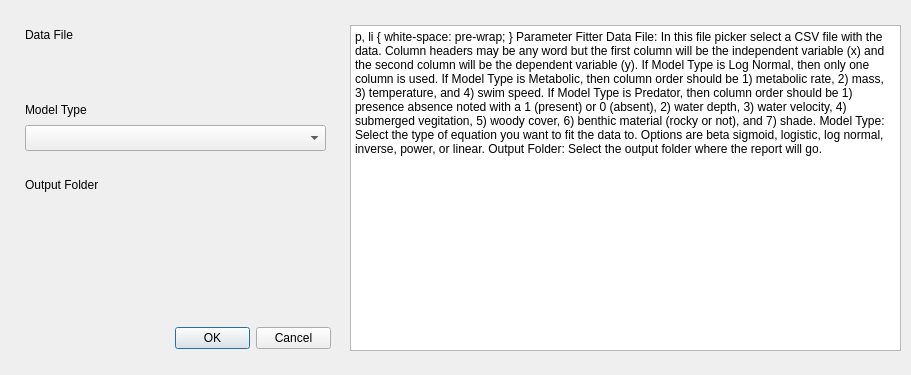
Before: the Qt Designer form profile/profiles/default/python/plugins/parameter_fitter/parameter_fitter_dialog_base.ui in pndphd/FHAST_2, drawn with Qt 5.
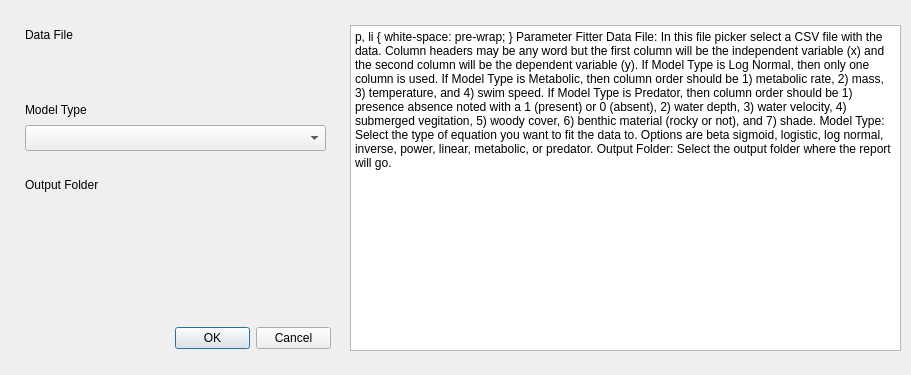
After: the same form once the commit is applied. Custom widgets are drawn as their Qt base class.

Patch:
```diff
--- a/profile/profiles/default/python/plugins/parameter_fitter/parameter_fitter_dialog_base.ui
+++ b/profile/profiles/default/python/plugins/parameter_fitter/parameter_fitter_dialog_base.ui
@@ -52,11 +52,11 @@
     <string>&lt;!DOCTYPE HTML PUBLIC &quot;-//W3C//DTD HTML 4.0//EN&quot; &quot;http://www.w3.org/TR/REC-html40/strict.dtd&quot;&gt;
 &lt;html&gt;&lt;head&gt;&lt;meta name=&quot;qrichtext&quot; content=&quot;1&quot; /&gt;&lt;style type=&quot;text/css&quot;&gt;
 p, li { white-space: pre-wrap; }
-&lt;/style&gt;&lt;/head&gt;&lt;body style=&quot; font-family:'MS Shell Dlg 2'; font-size:8.25pt; font-weight:400; font-style:normal;&quot;&gt;
+&lt;/style&gt;&lt;/head&gt;&lt;body style=&quot; font-family:'MS Shell Dlg 2'; font-size:12pt; font-weight:400; font-style:normal;&quot;&gt;
 &lt;p style=&quot; margin-top:12px; margin-bottom:12px; margin-left:0px; margin-right:0px; -qt-block-indent:0; text-indent:0px;&quot;&gt;&lt;span style=&quot; font-size:18pt; font-weight:600;&quot;&gt;Parameter Fitter&lt;/span&gt;&lt;/p&gt;
-&lt;p style=&quot; margin-top:12px; margin-bottom:12px; margin-left:0px; margin-right:0px; -qt-block-indent:0; text-indent:0px;&quot;&gt;&lt;span style=&quot; font-size:12pt; font-weight:600;&quot;&gt;Data File:&lt;/span&gt;&lt;span style=&quot; font-size:12pt;&quot;&gt; In this file picker select a CSV file with the data. Column headers may be any word but the first column will be the independent variable (x) and the second column will be the dependent variable (y).&lt;/span&gt;&lt;span style=&quot; font-size:12pt; font-style:italic;&quot;&gt; &lt;/span&gt;&lt;span style=&quot; font-size:12pt;&quot;&gt;If &lt;/span&gt;&lt;span style=&quot; font-size:12pt; font-style:italic;&quot;&gt;Model Type&lt;/span&gt;&lt;span style=&quot; font-size:12pt;&quot;&gt; is &lt;/span&gt;&lt;span style=&quot; font-size:12pt; font-style:italic;&quot;&gt;Log Normal,&lt;/span&gt;&lt;span style=&quot; font-size:12pt;&quot;&gt; then only one column is used. If &lt;/span&gt;&lt;span style=&quot; font-size:12pt; font-style:italic;&quot;&gt;Model Type&lt;/span&gt;&lt;span style=&quot; font-size:12pt;&quot;&gt; is &lt;/span&gt;&lt;span style=&quot; font-size:12pt; font-style:italic;&quot;&gt;Metabolic,&lt;/span&gt;&lt;span style=&quot; font-size:12pt;&quot;&gt; then column order should be 1) metabolic rate, 2) mass, 3) temperature, and 4) swim speed. If &lt;/span&gt;&lt;span style=&quot; font-size:12pt; font-style:italic;&quot;&gt;Model Type&lt;/span&gt;&lt;span style=&quot; font-size:12pt;&quot;&gt; is &lt;/span&gt;&lt;span style=&quot; font-size:12pt; font-style:italic;&quot;&gt;Predator,&lt;/span&gt;&lt;span style=&quot; font-size:12pt;&quot;&gt; then column order should be 1) presence absence noted with a 1 (present) or 0 (absent), 2) water depth, 3) water velocity, 4) submerged vegitation, 5) woody cover, 6) benthic material (rocky or not), and 7) shade.&lt;/span&gt;&lt;/p&gt;
-&lt;p style=&quot; margin-top:12px; margin-bottom:12px; margin-left:0px; margin-right:0px; -qt-block-indent:0; text-indent:0px;&quot;&gt;&lt;span style=&quot; font-size:12pt; font-weight:600;&quot;&gt;Model Type:&lt;/span&gt;&lt;span style=&quot; font-size:12pt;&quot;&gt; Select the type of equation you want to fit the data to. Options are beta sigmoid, logistic, log normal, inverse, power, or linear. &lt;/span&gt;&lt;/p&gt;
-&lt;p style=&quot; margin-top:12px; margin-bottom:12px; margin-left:0px; margin-right:0px; -qt-block-indent:0; text-indent:0px;&quot;&gt;&lt;span style=&quot; font-size:12pt; font-weight:600;&quot;&gt;Output Folder:&lt;/span&gt;&lt;span style=&quot; font-size:12pt;&quot;&gt; Select the output folder where the report will go.&lt;/span&gt;&lt;/p&gt;&lt;/body&gt;&lt;/html&gt;</string>
+&lt;p style=&quot; margin-top:12px; margin-bottom:12px; margin-left:0px; margin-right:0px; -qt-block-indent:0; text-indent:0px;&quot;&gt;&lt;span style=&quot; font-weight:600;&quot;&gt;Data File:&lt;/span&gt; In this file picker select a CSV file with the data. Column headers may be any word but the first column will be the independent variable (x) and the second column will be the dependent variable (y).&lt;span style=&quot; font-style:italic;&quot;&gt; &lt;/span&gt;If &lt;span style=&quot; font-style:italic;&quot;&gt;Model Type&lt;/span&gt; is &lt;span style=&quot; font-style:italic;&quot;&gt;Log Normal,&lt;/span&gt; then only one column is used. If &lt;span style=&quot; font-style:italic;&quot;&gt;Model Type&lt;/span&gt; is &lt;span style=&quot; font-style:italic;&quot;&gt;Metabolic,&lt;/span&gt; then column order should be 1) metabolic rate, 2) mass, 3) temperature, and 4) swim speed. If &lt;span style=&quot; font-style:italic;&quot;&gt;Model Type&lt;/span&gt; is &lt;span style=&quot; font-style:italic;&quot;&gt;Predator,&lt;/span&gt; then column order should be 1) presence absence noted with a 1 (present) or 0 (absent), 2) water depth, 3) water velocity, 4) submerged vegitation, 5) woody cover, 6) benthic material (rocky or not), and 7) shade.&lt;/p&gt;
+&lt;p style=&quot; margin-top:12px; margin-bottom:12px; margin-left:0px; margin-right:0px; -qt-block-indent:0; text-indent:0px;&quot;&gt;&lt;span style=&quot; font-weight:600;&quot;&gt;Model Type:&lt;/span&gt; Select the type of equation you want to fit the data to. Options are beta sigmoid, logistic, log normal, inverse, power, linear, metabolic, or predator. &lt;/p&gt;
+&lt;p style=&quot; margin-top:12px; margin-bottom:12px; margin-left:0px; margin-right:0px; -qt-block-indent:0; text-indent:0px;&quot;&gt;&lt;span style=&quot; font-weight:600;&quot;&gt;Output Folder:&lt;/span&gt; Select the output folder where the report will go.&lt;/p&gt;&lt;/body&gt;&lt;/html&gt;</string>
    </property>
   </widget>
   <widget class="QLabel" name="label">
```
